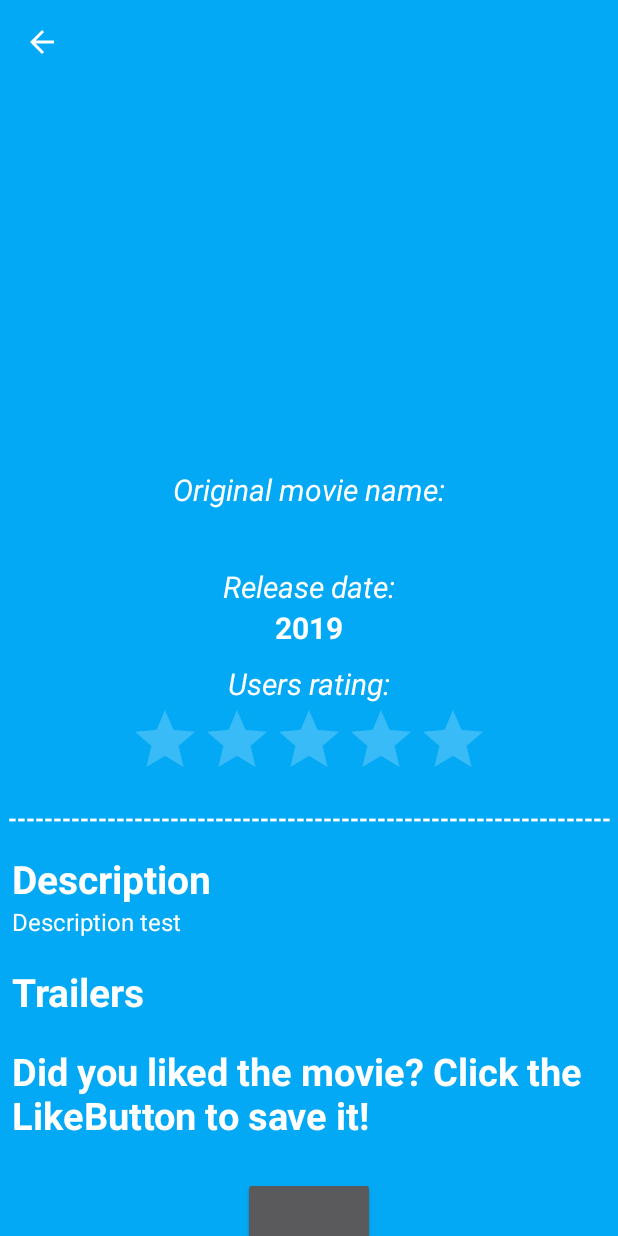
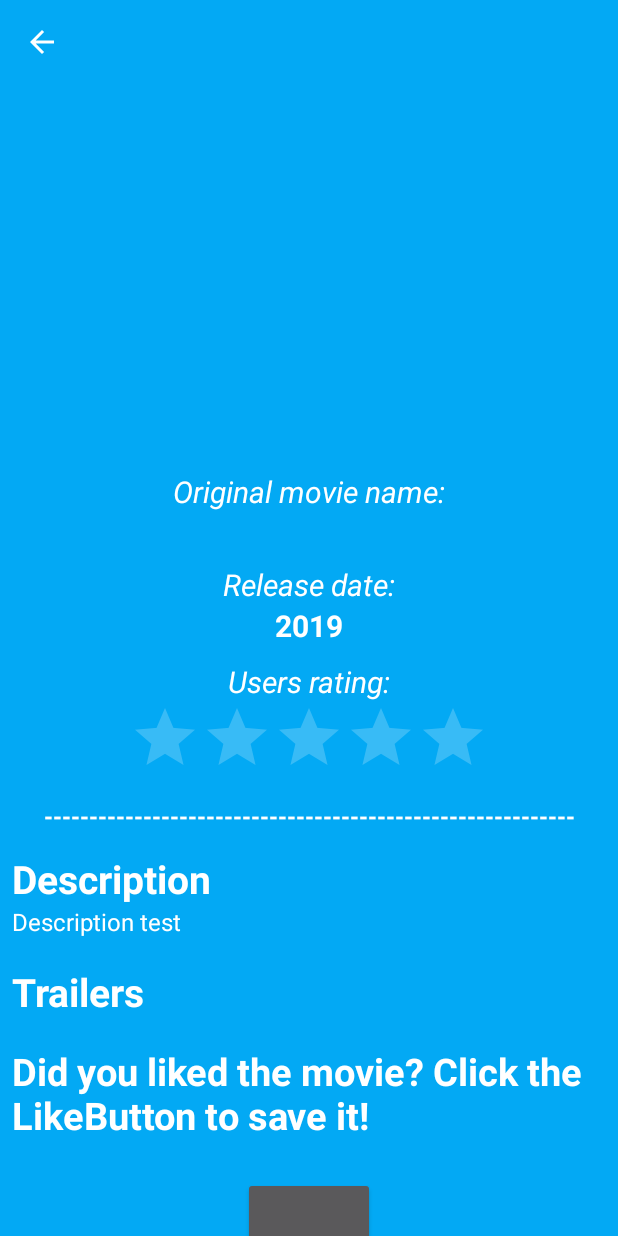
Before and after one commit to patrickreichert/MovieFinder, an Android app: the DetailsActivity screen opened directly, with no data from a screen before it, on a phone screen of 412 x 824 dp. Run offline under Robolectric (Android 15) with nearby library versions, the phone set to English and light mode, and no system bars; our stand-ins replace ButterKnife, Picasso, Room's generated code; libraries missing offline, so code that uses them is left out: com.like; plain views replace LikeButton; pictures from the network do not load; 5 statements that could not run were skipped.

Commit message:
Fixed "activity_detail_content" texts sizes

```diff
--- a/app/src/main/res/layout/activity_detail_content.xml
+++ b/app/src/main/res/layout/activity_detail_content.xml
@@ -33,7 +33,7 @@
             android:layout_width="wrap_content"
             android:layout_height="wrap_content"
             tools:text="@string/app_name"
-            android:textSize="20dp"
+            android:textSize="18dp"
             android:textStyle="bold"
             android:ellipsize="middle"
             android:gravity="center"
@@ -109,7 +109,7 @@
             android:layout_marginStart="8dp"
             android:layout_marginTop="10dp"
             android:layout_marginEnd="8dp"
-            android:text="-------------------------------------------------------------------"
+            android:text="-----------------------------------------------------------"
             android:textSize="15dp"
             android:textStyle="bold"
             app:layout_constraintBottom_toTopOf="@id/guideline"
```
